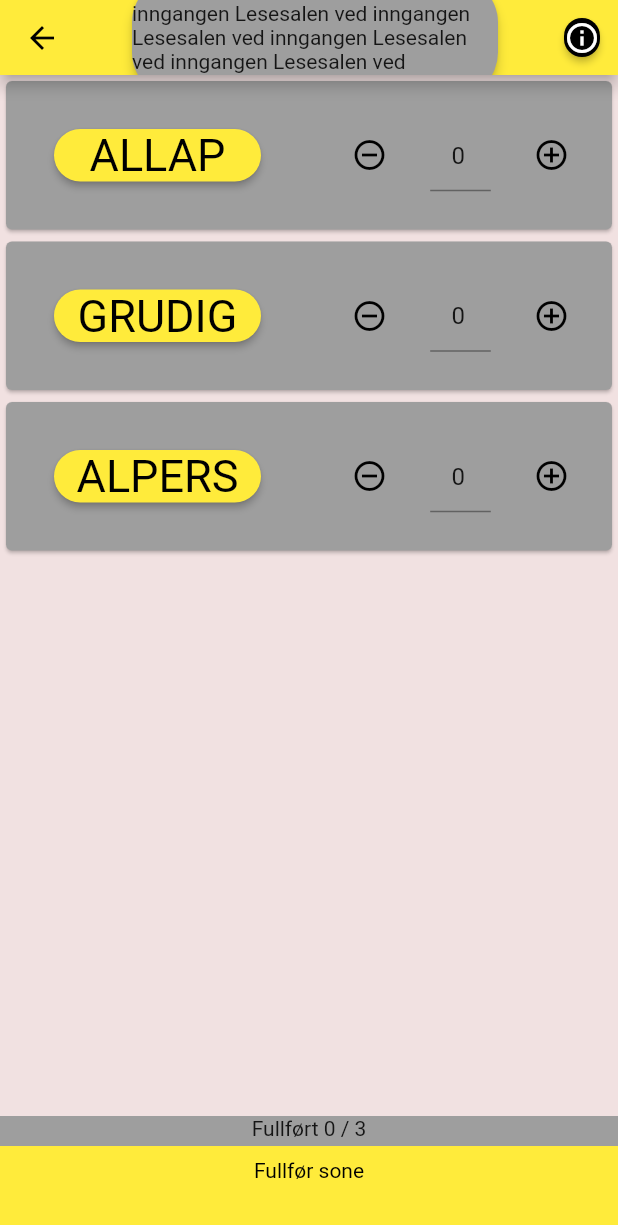
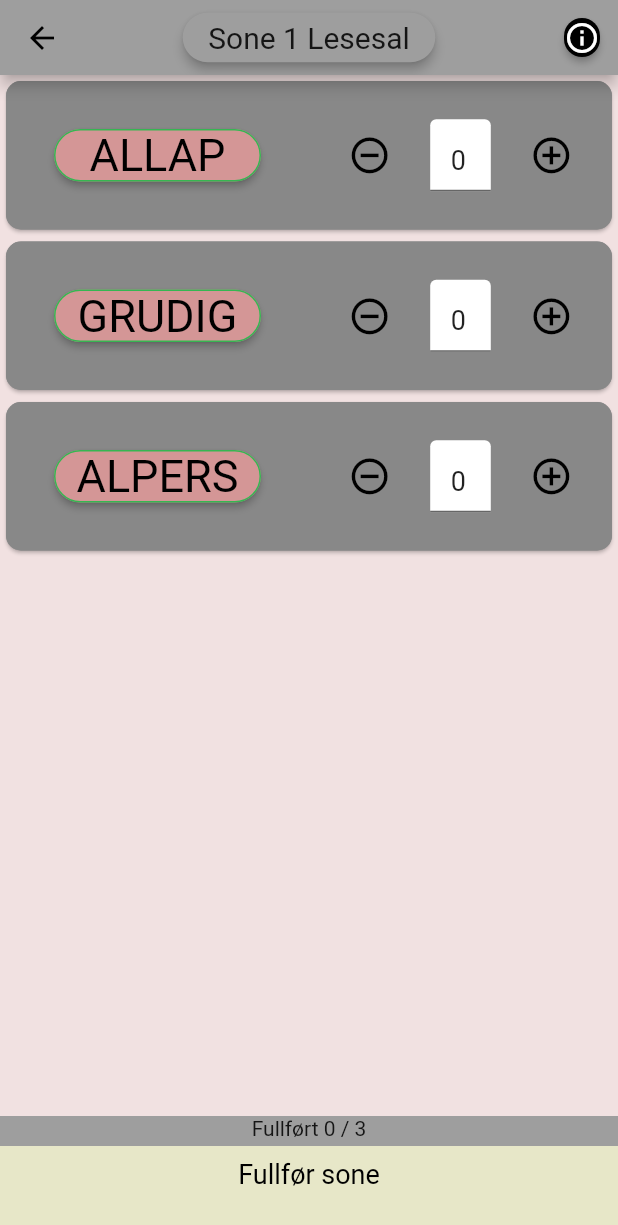
Before and after one commit to zaktaw/DATA3900-Bacheloroppgave, a Flutter app: the screen it shows after launch, after a tap on "Ny telling", on a phone screen of 412 x 824 dp. Shown: the top 1225 px of the screen. Run offline on Flutter 3.47's test engine with Material 2 defaults, Android fonts, the phone set to English and light mode, and no system bars; our stand-ins replace fluttertoast, hive, hive_flutter; missing offline and left inert: dart:html; accounts and stored records are empty.

Commit message:
div style

```diff
--- a/lib/activity_page/activity_bottombar.dart
+++ b/lib/activity_page/activity_bottombar.dart
@@ -29,7 +29,7 @@ class ActivityBottombar extends StatelessWidget {
           child: Column(
             children: <Widget>[
               Text(FINISH_ZONE,
-                  style: TextStyle(
+                  style: TextStyle(fontSize: ACTIVITY_BOTTOMBAR_FONTSIZE,
                       color: checkIfAllZonesAreCounted() ? TEXT_COLOR_BLACK : color)),
             ],
           ),
--- a/lib/activity_page/activity_card.dart
+++ b/lib/activity_page/activity_card.dart
@@ -26,7 +26,8 @@ class ActivityCard extends StatelessWidget {
 
   @override
   Widget build(BuildContext context) {
-    return Card(color: PRIMARY_COLOR,
+    return Card(color: CARD_BACKGROUND_COLOR,
+      shape: RoundedRectangleBorder(side: BorderSide(color: CARD_BORDER_COLOR, width: 1), borderRadius: BorderRadius.circular(10)),
       child: Row(children: <Widget>[
         Expanded(
             flex: 5,
@@ -34,6 +35,7 @@ class ActivityCard extends StatelessWidget {
         Expanded(
           flex: 2,
           child: IconButton(
+            iconSize: MediaQuery.of(context).size.width * ACTIVITY_INC_DEC_BUTTONS_FACTOR,
             color: BUTTON_COLOR,
               onPressed: () {
                 txt.text = decrement(txt.text);
@@ -43,11 +45,14 @@ class ActivityCard extends StatelessWidget {
         Expanded(
           flex: 1,
           child: TextFormField(
+            decoration: InputDecoration(fillColor: Colors.white, filled: true),
             controller: txt,
             onChanged: (Text) => {
               if (txt.text.isNotEmpty) {manualInput(txt.text)}
             },
             textAlign: TextAlign.center,
+            textAlignVertical: TextAlignVertical.bottom,
+            style: TextStyle(fontSize: ACTIVITY_MANUAL_INPUT_FONTSIZE),
             keyboardType: TextInputType.number,
             inputFormatters: <TextInputFormatter>[
               FilteringTextInputFormatter.digitsOnly
@@ -57,6 +62,7 @@ class ActivityCard extends StatelessWidget {
         Expanded(
           flex: 2,
           child: IconButton(
+            iconSize: MediaQuery.of(context).size.width * ACTIVITY_INC_DEC_BUTTONS_FACTOR,
             color: BUTTON_COLOR,
               onPressed: () {
                 txt.text = increment(txt.text);
--- a/lib/activity_page/activity_pop_button.dart
+++ b/lib/activity_page/activity_pop_button.dart
@@ -23,10 +23,10 @@ class ActivityPopButton extends StatelessWidget {
         child: Hero(
           tag: _heroActivityPop,
           child: Material(
-            color: SECONDARY_COLOR,
+            color: CARD_ACT_BTN_COLOR,
             elevation: 2,
             shape:
-                RoundedRectangleBorder(borderRadius: BorderRadius.circular(32)),
+                RoundedRectangleBorder(borderRadius: BorderRadius.circular(32), side: const BorderSide(color: CARD_ACT_BTN_BORDER_COLOR, width: 1)),
             child: Text(activity_name,
             textAlign: TextAlign.center,
             style: TextStyle(fontSize: 30, color: TEXT_COLOR_BLACK)),
--- a/lib/activity_page/activity_topbar.dart
+++ b/lib/activity_page/activity_topbar.dart
@@ -48,7 +48,7 @@ class ActivityTopbar extends StatelessWidget with PreferredSizeWidget {
             color: BUTTON_COLOR,
           ),
           onPressed: () => goToZones()),
-      backgroundColor: SECONDARY_COLOR,
+      backgroundColor: PRIMARY_COLOR,
       centerTitle: true,
       title: ZoneInActivitiesPopButton(zoneInfo, zoneName, colorAnimation, key: key),
       actions: <Widget>[
--- a/lib/activity_page/zone_info_in_activities.dart
+++ b/lib/activity_page/zone_info_in_activities.dart
@@ -31,7 +31,7 @@ class ZoneInActivitiesPopButton extends StatelessWidget {
               elevation: 3,
               shape: const RoundedRectangleBorder(
                   borderRadius: BorderRadius.all(Radius.circular(30.0))),
-              child: Text(zone)),
+              child: Padding(padding: const EdgeInsets.fromLTRB(17,5,17,5), child: Text(zone, style: const TextStyle(fontSize: ACTIVITY_TOP_TITLE_FONTSIZE)),)),
         ),
       ),
     );
--- a/lib/home_screen/homescreen.dart
+++ b/lib/home_screen/homescreen.dart
@@ -43,7 +43,7 @@ class _HomeScreenState extends State<HomeScreen> {
 
     //MOCK Projectinfo init init
     ZoneObject zoneobj =
-        new ZoneObject(1, "Sone 1 Lesesal Lesesalen ved inngangen Lesesalen ved inngangen Lesesalen ved inngangen Lesesalen ved inngangen Lesesalen ved inngangen", "Lesesalen ved inngangen Lesesalen ved inngangen Lesesalen ved inngangen Lesesalen ved inngangen Lesesalen ved inngangen Lesesalen ved inngangen Lesesalen ved inngangen");
+        new ZoneObject(1, "Sone 1 Lesesal", "Lesesalen ved inngangen");
     ZoneObject zoneobj1 =
         new ZoneObject(2, "Sone 2 Lesekrok", "Hjørnet ved potteplantene");
     ZoneObject zoneobj2 =
--- a/lib/home_screen/homescreen_button.dart
+++ b/lib/home_screen/homescreen_button.dart
@@ -29,17 +29,16 @@ class _HomeScreenButtonState extends State<HomeScreenButton> {
   @override
   Widget build(BuildContext context) {
     return Container(
-      decoration: BoxDecoration(borderRadius: BorderRadius.circular(100)),
         margin: EdgeInsets.only(top: widget.margin),
         child: ElevatedButton(
             child: Text(
               widget.btnName,
-              style: const TextStyle(color: TEXT_COLOR_BLACK, fontSize: HOMESCREEN_BTN_FONTSIZE),
+              style: const TextStyle(color: TEXT_COLOR_BLACK, fontSize: HOMESCREEN_BTN_FONTSIZE, fontWeight: FontWeight.bold),
             ),
             style: ButtonStyle(
+                shape: MaterialStateProperty.all<RoundedRectangleBorder>(RoundedRectangleBorder(borderRadius: BorderRadius.circular(BOX_BORDER_RADIUS))),
                 backgroundColor: MaterialStateProperty.all(SECONDARY_COLOR),
                 padding: MaterialStateProperty.all(const EdgeInsets.all(8)),
-
                 fixedSize: MaterialStateProperty.all(
                     Size((MediaQuery.of(context).size.width * HOMESCREEN_BTN_WIDTH_FACTOR), (MediaQuery.of(context).size.height * HOMESCREEN_BTN_HEIGHT_FACTOR)),
                 )),
--- a/lib/resources/app_theme.dart
+++ b/lib/resources/app_theme.dart
@@ -2,7 +2,8 @@ import 'package:flutter/material.dart';
 
 // colors
 const Color PRIMARY_COLOR = Colors.grey;
-const Color SECONDARY_COLOR = Colors.yellow;
+const Color SECONDARY_COLOR = Color.fromARGB(255, 231, 231, 200);
+
 
 const Color ACCENT_COLOR = Colors.black;
 
@@ -19,6 +20,11 @@ const Color TEXT_COLOR_DISABLED = Color.fromARGB(100, 0, 0, 0);
 const Color TEXT_COLOR_WHITE = Colors.white;
 
 const Color PROGRESSBAR_BAR_COLOR = Colors.green;
+
+const Color CARD_BACKGROUND_COLOR =Color.fromARGB(255, 136, 136, 136);
+const Color CARD_BORDER_COLOR = Color.fromARGB(255, 136, 136, 136);
+const Color CARD_ACT_BTN_COLOR = Color.fromARGB(255, 212, 150, 150);
+const Color CARD_ACT_BTN_BORDER_COLOR = Color.fromARGB(255, 54, 182, 82);
 
 const Color DROPDOWN_COLOR = Colors.white;
 const Color CONFIRM_REVIEW_LIST_COLOR = Colors.white;
@@ -39,12 +45,17 @@ const double HOMESCREEN_BTN_WIDTH_FACTOR = 0.7;
 const double HOMESCREEN_BTN_HEIGHT_FACTOR = 0.1;
 const double HOMESCREEN_TOPBAR_HEIGHT_FACTOR = 0.1;
 
+const double ACTIVITY_INC_DEC_BUTTONS_FACTOR = 0.07;
+
 //fonts
 
 const double HOMESCREEN_TITLE_FONTSIZE = 25;
-const double HOMESCREEN_BTN_FONTSIZE = 15;
+const double HOMESCREEN_BTN_FONTSIZE = 17;
 const double CONFIRM_PAGE_REWIEWLIST_FONTSIZE = 17;
 const double CONFIRM_PAGE_REWIEWLIST_HEADER_FONTSIZE = 22;
+const double ACTIVITY_TOP_TITLE_FONTSIZE = 20;
+const double ACTIVITY_MANUAL_INPUT_FONTSIZE = 18;
+const double ACTIVITY_BOTTOMBAR_FONTSIZE = 18;
 
 //paddings
 
```
